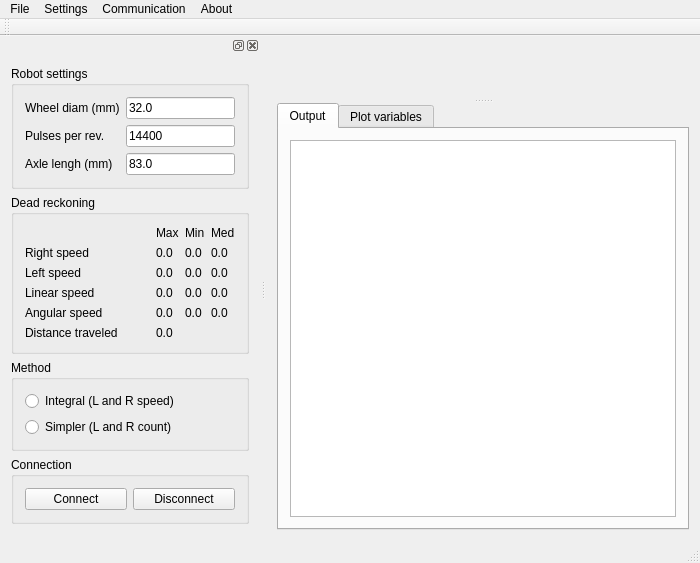
Qt form mainwindow.ui (Felipeasg/LFTracking) before a commit.
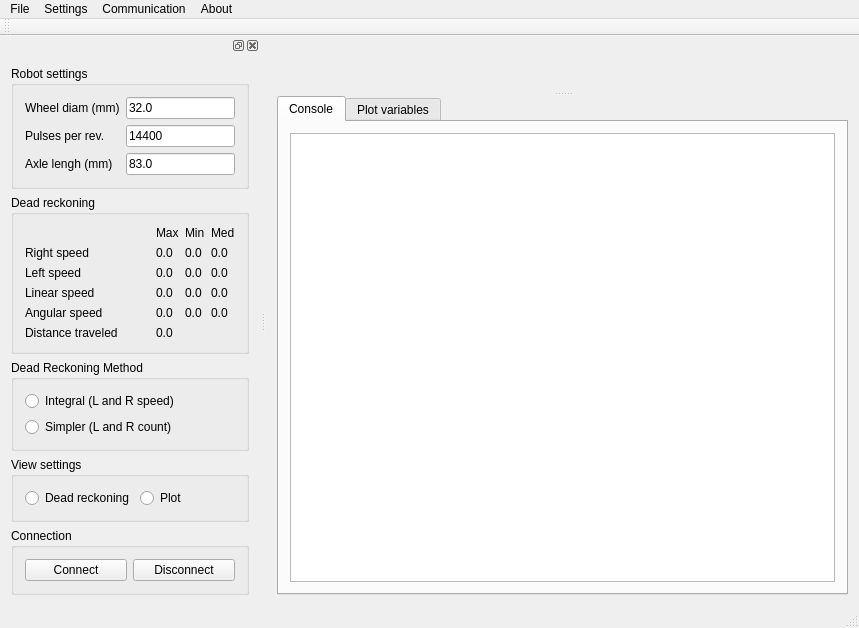
The same form after that commit. Custom widgets are drawn as their Qt base class.

Commit message: Serial port using decode functio in serial event whithout. Add graphic to plot variables.

Diff of the .ui file:
```diff
--- a/mainwindow.ui
+++ b/mainwindow.ui
@@ -6,8 +6,8 @@
    <rect>
     <x>0</x>
     <y>0</y>
-    <width>700</width>
-    <height>563</height>
+    <width>859</width>
+    <height>573</height>
    </rect>
   </property>
   <property name="windowTitle">
@@ -20,7 +20,16 @@
       <property name="orientation">
        <enum>Qt::Vertical</enum>
       </property>
-      <widget class="GLWidget" name="glWidget" native="true"/>
+      <widget class="QWidget" name="">
+       <layout class="QHBoxLayout" name="horizontalLayout">
+        <item>
+         <widget class="GLWidget" name="glWidget" native="true"/>
+        </item>
+        <item>
+         <widget class="QCustomPlot" name="plotWidget" native="true"/>
+        </item>
+       </layout>
+      </widget>
       <widget class="QTabWidget" name="tabWidget">
        <property name="sizePolicy">
         <sizepolicy hsizetype="Expanding" vsizetype="Expanding">
@@ -36,11 +45,11 @@
        </property>
        <widget class="QWidget" name="outputTab">
         <attribute name="title">
-         <string>Output</string>
+         <string>Console</string>
         </attribute>
-        <layout class="QGridLayout" name="gridLayout_2">
-         <item row="0" column="0">
-          <widget class="QTextEdit" name="textEdit">
+        <layout class="QVBoxLayout" name="verticalLayout_2">
+         <item>
+          <widget class="QTextEdit" name="consoleTextEdit">
            <property name="sizePolicy">
             <sizepolicy hsizetype="Expanding" vsizetype="Expanding">
              <horstretch>0</horstretch>
@@ -66,8 +75,8 @@
     <rect>
      <x>0</x>
      <y>0</y>
-     <width>700</width>
-     <height>19</height>
+     <width>859</width>
+     <height>25</height>
     </rect>
    </property>
    <widget class="QMenu" name="menuFile">
@@ -342,7 +351,7 @@
      <item row="2" column="0">
       <widget class="QGroupBox" name="groupBox_4">
        <property name="title">
-        <string>Method</string>
+        <string>Dead Reckoning Method</string>
        </property>
        <layout class="QVBoxLayout" name="verticalLayout">
         <item>
@@ -362,7 +371,7 @@
        </layout>
       </widget>
      </item>
-     <item row="3" column="0">
+     <item row="4" column="0">
       <widget class="QGroupBox" name="groupBox_3">
        <property name="title">
         <string>Connection</string>
@@ -385,7 +394,7 @@
        </layout>
       </widget>
      </item>
-     <item row="4" column="0">
+     <item row="5" column="0">
       <spacer name="verticalSpacer">
        <property name="orientation">
         <enum>Qt::Vertical</enum>
@@ -398,6 +407,29 @@
        </property>
       </spacer>
      </item>
+     <item row="3" column="0">
+      <widget class="QGroupBox" name="groupBox_5">
+       <property name="title">
+        <string>View settings</string>
+       </property>
+       <layout class="QHBoxLayout" name="horizontalLayout_2">
+        <item>
+         <widget class="QRadioButton" name="deadReckoningRadioButton">
+          <property name="text">
+           <string>Dead reckoning</string>
+          </property>
+         </widget>
+        </item>
+        <item>
+         <widget class="QRadioButton" name="plotRadioButton">
+          <property name="text">
+           <string>Plot</string>
+          </property>
+         </widget>
+        </item>
+       </layout>
+      </widget>
+     </item>
     </layout>
    </widget>
   </widget>
@@ -450,6 +482,12 @@
    <header>glwidget.h</header>
    <container>1</container>
   </customwidget>
+  <customwidget>
+   <class>QCustomPlot</class>
+   <extends>QWidget</extends>
+   <header>qcustomplot.h</header>
+   <container>1</container>
+  </customwidget>
  </customwidgets>
  <resources/>
  <connections/>
```
The commit also changes 6 other files.
